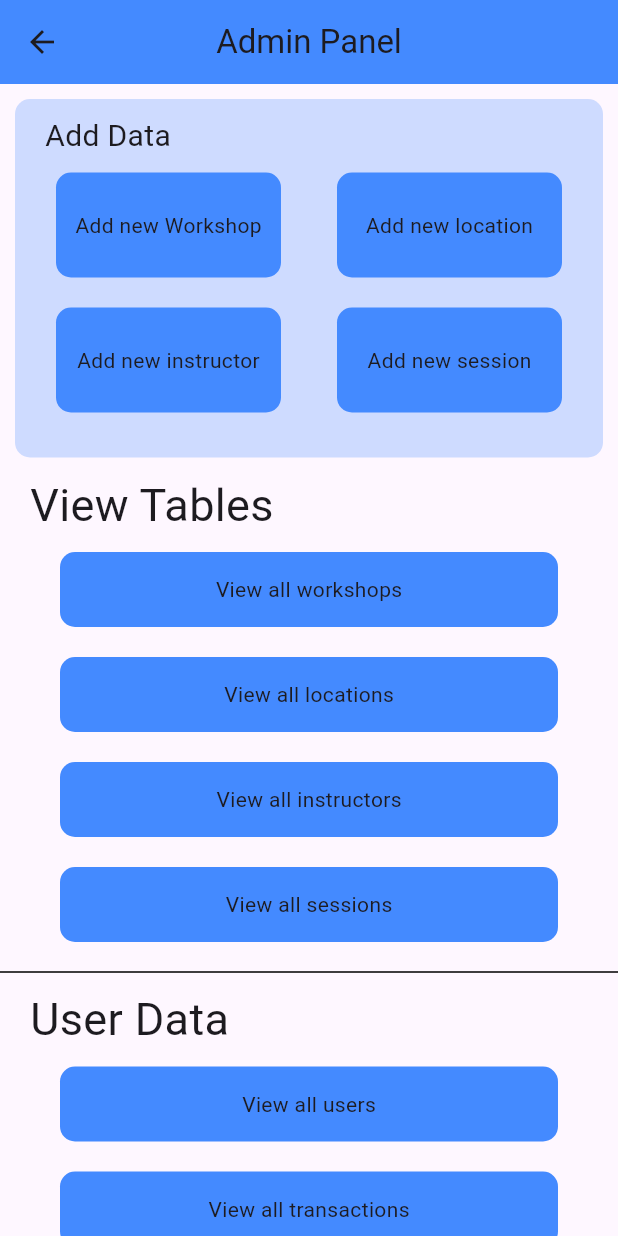
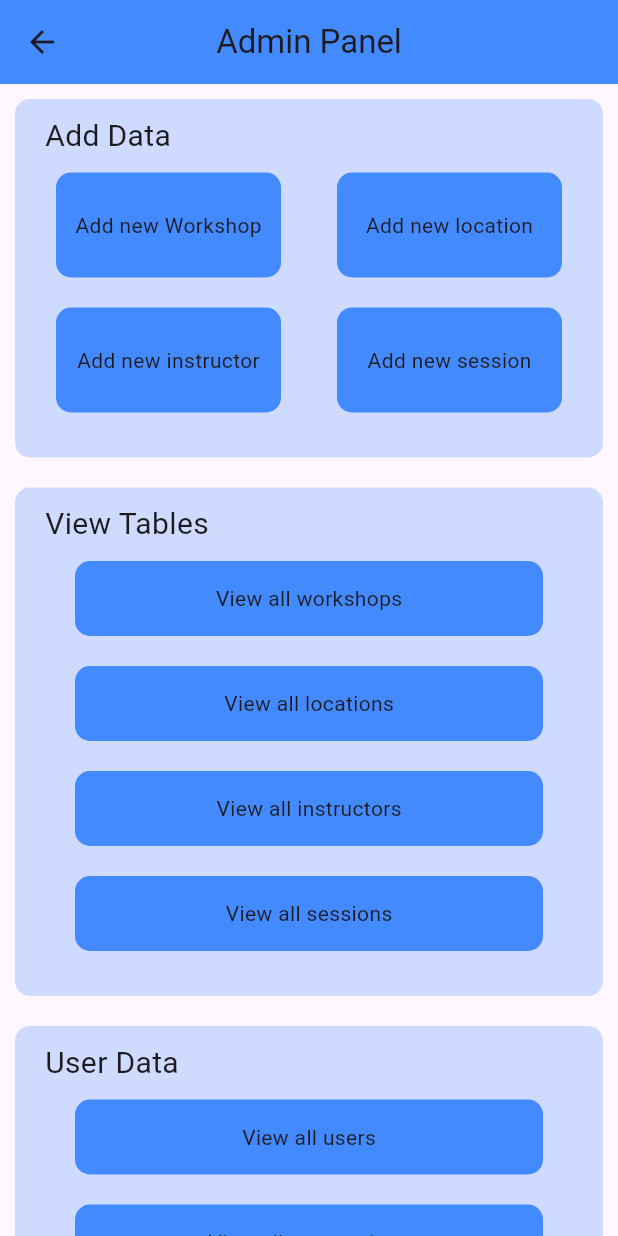
Before and after one commit to AshwinSaji10/WorkshopsBookingApp, a Flutter app: the AdminPanel screen opened directly, on a phone screen of 412 x 824 dp. Run offline on Flutter 3.47's test engine with Material 3 defaults, Android fonts, the phone set to English and light mode, and no system bars; our stand-ins replace dropdown_button2, fluttertoast, sqflite; accounts and stored records are empty.

Commit message:
changed layout of admin panel

```diff
--- a/lib/pages/admin/admin_panel.dart
+++ b/lib/pages/admin/admin_panel.dart
@@ -35,7 +35,8 @@ class _AdminPanelState extends State<AdminPanel> {
               margin: const EdgeInsets.all(10),
               decoration: BoxDecoration(
                 color: const Color.fromARGB(66, 68, 137, 255),
-                  borderRadius: BorderRadius.circular(10)),
+                borderRadius: BorderRadius.circular(10),
+              ),
               child: Column(
                 children: [
                   const SizedBox(
@@ -79,10 +80,8 @@ class _AdminPanelState extends State<AdminPanel> {
                           );
                         },
                       ),
-
                     ],
                   ),
-
                   Row(
                     mainAxisAlignment: MainAxisAlignment.spaceEvenly,
                     children: [
@@ -128,8 +127,17 @@ class _AdminPanelState extends State<AdminPanel> {
             // const SizedBox(
             //   height: 20,
             // ),
-            Column(
+            Container(
+              margin: const EdgeInsets.all(10),
+              decoration: BoxDecoration(
+                color: const Color.fromARGB(66, 68, 137, 255),
+                borderRadius: BorderRadius.circular(10),
+              ),
+              child: Column(
                 children: [
+                  const SizedBox(
+                    height: 10,
+                  ),
                   Container(
                     margin: const EdgeInsets.symmetric(horizontal: 20),
                     child: const Row(
@@ -138,7 +146,7 @@ class _AdminPanelState extends State<AdminPanel> {
                       children: [
                         Text(
                           "View Tables",
-                        style: TextStyle(fontSize: 30),
+                          style: TextStyle(fontSize: 20),
                         ),
                       ],
                     ),
@@ -165,16 +173,27 @@ class _AdminPanelState extends State<AdminPanel> {
                   AdminViewButton(
                     displayText: "View all sessions",
                     action: () {},
-                )
+                  ),
+                  const SizedBox(height:20)
                   // OutlinedButton(onPressed: (){}, child: const Text("View all Workshops"))
                 ],
               ),
-            const Divider(
-              height: 20,
-              thickness: 1,
-              endIndent: 0,
-              color: Colors.black,
             ),
+            // const Divider(
+            //   height: 20,
+            //   thickness: 1,
+            //   endIndent: 0,
+            //   color: Colors.black,
+            // ),
+            Container(
+              margin: const EdgeInsets.all(10),
+              decoration: BoxDecoration(
+                color: const Color.fromARGB(66, 68, 137, 255),
+                borderRadius: BorderRadius.circular(10),
+              ),
+              child: Column(
+                children: [
+                  const SizedBox(height:10),
                   Container(
                     margin: const EdgeInsets.symmetric(horizontal: 20),
                     child: const Row(
@@ -183,7 +202,7 @@ class _AdminPanelState extends State<AdminPanel> {
                       children: [
                         Text(
                           "User Data",
-                    style: TextStyle(fontSize: 30),
+                          style: TextStyle(fontSize: 20),
                         ),
                       ],
                     ),
@@ -196,6 +215,11 @@ class _AdminPanelState extends State<AdminPanel> {
                     displayText: "View all transactions",
                     action: () {},
                   ),
+                  const SizedBox(height:20)
+                ],
+              ),
+            ),
+            const SizedBox(height:20)
           ],
         ),
       ),
```
Lines whose indentation alone changed are shown as unchanged.
